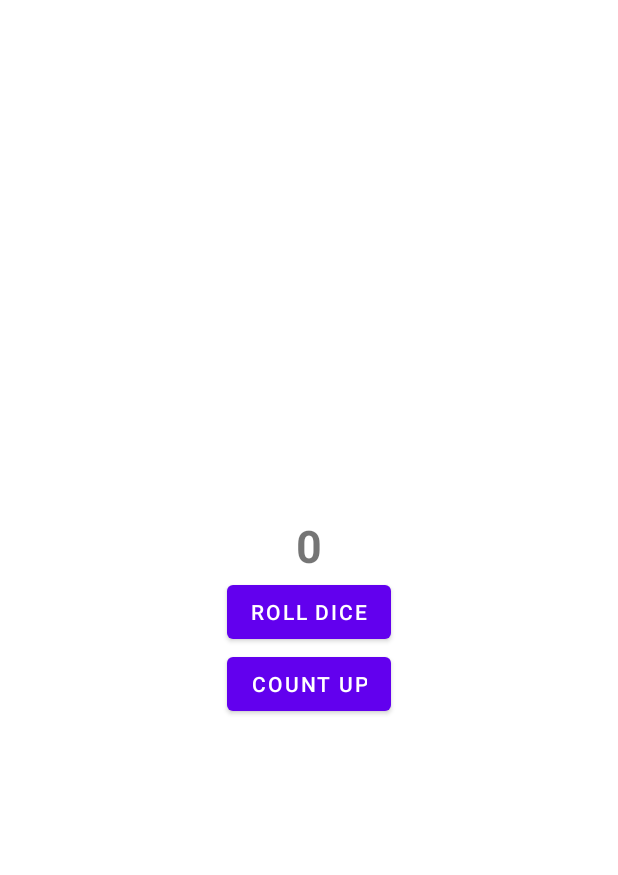
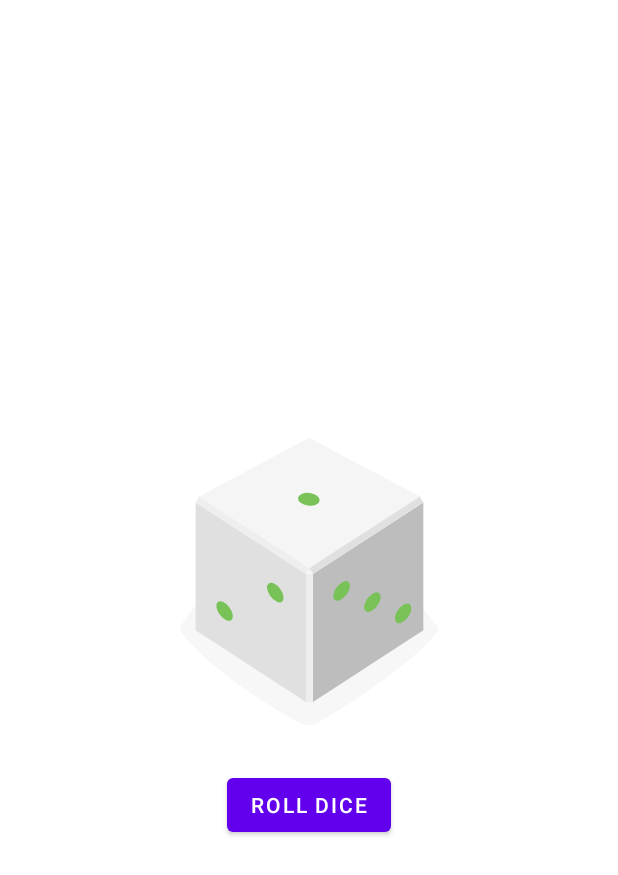
Before and after one commit to spartaneman/reduDice, an Android app: the layout activity_main.xml on its own in the app's theme, with its tools: preview values and no code run, on a phone screen of 412 x 824 dp. Shown: the top 875 px of the screen. Run offline under Robolectric (Android 15) with nearby library versions, the phone set to English and light mode, and no system bars.

Commit message:
Removed count up and added imageview to change according to dice rolled

```diff
--- a/app/src/main/res/layout/activity_main.xml
+++ b/app/src/main/res/layout/activity_main.xml
@@ -8,29 +8,18 @@
     android:orientation="vertical"
     android:gravity="center">
 
-    <TextView
-        android:id="@+id/dice_outcome_textview"
+    <ImageView
+        android:id="@+id/dice_imageView"
         android:layout_width="wrap_content"
         android:layout_height="wrap_content"
-        android:text="@string/default_value"
-        app:layout_constraintBottom_toBottomOf="parent"
-        app:layout_constraintEnd_toEndOf="parent"
-        app:layout_constraintStart_toStartOf="parent"
-        app:layout_constraintTop_toTopOf="parent"
         android:layout_gravity="center_horizontal"
-        android:textSize="30sp"
-        android:textStyle="bold"/>
+        tools:src="@drawable/dice_1"
+        />
     <Button
         android:id="@+id/roll_button"
         android:layout_width="wrap_content"
         android:layout_height="wrap_content"
         android:layout_gravity="center_horizontal"
         android:text="@string/roll_String"/>
-    <Button
-        android:id="@+id/countUp_button"
-        android:layout_width="wrap_content"
-        android:layout_height="wrap_content"
-        android:layout_gravity="center_horizontal"
-        android:text="@string/count_up"/>
 
 </LinearLayout>
```
Also changed, not shown: app/src/main/java/com/example/redudice/MainActivity.kt (+9 -14 lines).
